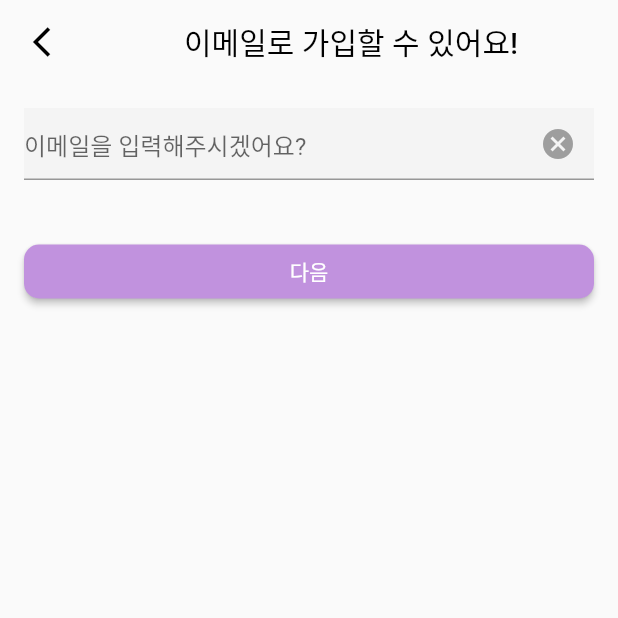
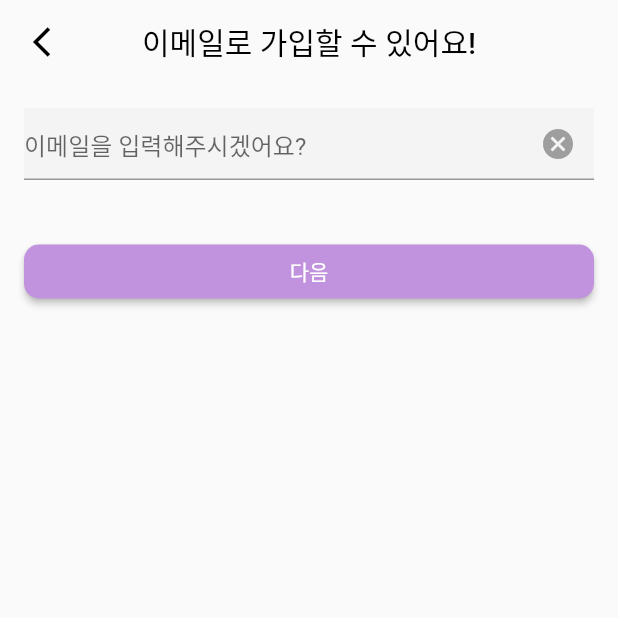
Before and after one commit to dev-hjkim/toy_app, a Flutter app: the JoinEmail2 screen opened directly, on a phone screen of 412 x 824 dp, the top half of it. Run offline on Flutter 3.47's test engine with Material 2 defaults, Android fonts, the light colour scheme and no system bars.

Commit message:
centeralize title and remove unneccessary url

```diff
--- a/celebrity/lib/join/join_email2.dart
+++ b/celebrity/lib/join/join_email2.dart
@@ -70,11 +70,10 @@ class _JoinEmail2State extends State<JoinEmail2> {
         builder: (BuildContext context, BoxConstraints constraints) {
           return Scaffold(
               appBar: AppBar(
-                title: const Center(
-                    child: Text("이메일로 가입할 수 있어요!",
-                        style: TextStyle(color: Colors.black),
-                        textAlign: TextAlign.center)
-                ),
+                title: Text("이메일로 가입할 수 있어요!",
+                    style: TextStyle(color: Colors.black),
+                    textAlign: TextAlign.center),
+                centerTitle: true,
                 leading: IconButton(
                   onPressed: () {
                     Navigator.pop(context);
--- a/celebrity/lib/utils/http_util.dart
+++ b/celebrity/lib/utils/http_util.dart
@@ -4,10 +4,6 @@ import "dart:convert";
 
 class HttpUtil {
   final String urlBase = "http://192.168.1.16:8080/v1/api/auth";
-  final String urlUpcoming = "/upcoming?";
-  final String urlLanguage = "&language=ko-KR";
-  final String urlSearchBase =
-      "https://api.themoviedb.org/3/search/movie?api_key=952a21a203ad2415fd13cbaf87e663c1&query=";
 
   Future<Map<String, dynamic>> validateMail(String email) async {
     final String validateMail = urlBase + "/validate/mail";
```
